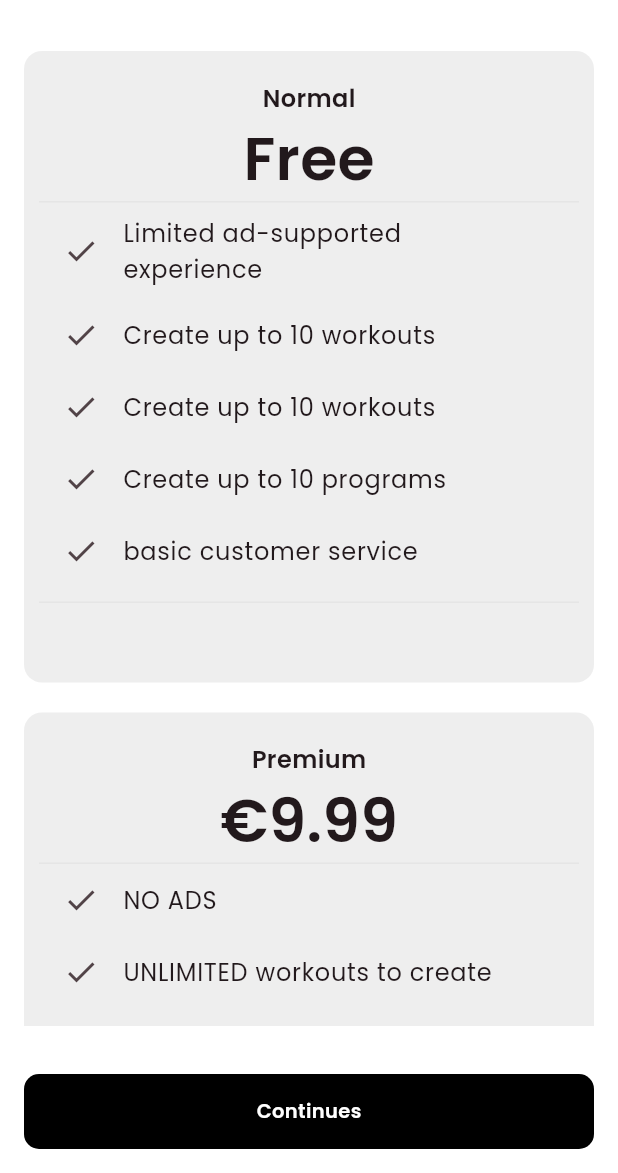
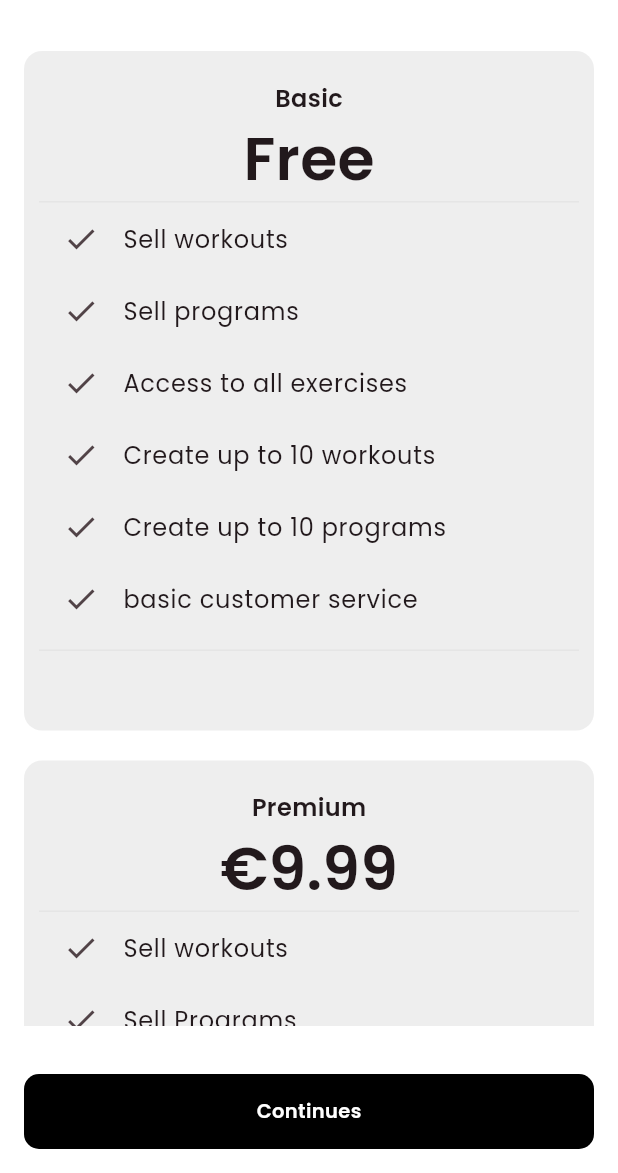
Before and after one commit to bilaalmustafa/musculo_app, a Flutter app: the BecomecreatorScreen screen opened by its route, on a phone screen of 412 x 824 dp, the part 63-1236 px from its top. Run offline on Flutter 3.47's test engine with Material 3 defaults, Android fonts, the phone set to English and light mode, and no system bars; our stand-ins replace carousel_slider, cloud_firestore, cloud_functions, firebase_auth, firebase_core, firebase_messaging and 18 more; missing offline and left inert: firebase_app_check, flutter_facebook_auth, flutter_stripe, pay, video_thumbnail; accounts and stored records are empty; project files that could hold a hidden picture were left out.

Commit message:
make changes

```diff
--- a/lib/main.dart
+++ b/lib/main.dart
@@ -1,6 +1,6 @@
 import 'package:flutter/material.dart';
 import 'package:musculo_app/core/config/myApp.dart';
-import 'package:musculo_app/core/services/notification_services.dart';
+
 import 'package:musculo_app/core/utils/main_method.dart';
 
 final GlobalKey<NavigatorState> navigatorKey = GlobalKey<NavigatorState>();
--- a/lib/modules/auth/register/screens/register_screen.dart
+++ b/lib/modules/auth/register/screens/register_screen.dart
@@ -1,11 +1,11 @@
-import 'dart:developer';
 
-import 'package:firebase_auth/firebase_auth.dart';
+
+
 import 'package:flutter/material.dart';
 import 'package:musculo_app/components/custom_button.dart';
 import 'package:musculo_app/components/shared_appbar.dart';
 import 'package:musculo_app/core/config/routes.dart';
-import 'package:musculo_app/core/constants/const_colors.dart';
+
 import 'package:musculo_app/model/user_model.dart';
 
 import 'package:musculo_app/modules/auth/register/screens/age_screen.dart';
--- a/lib/modules/bottom_navigation_bar/home_and_training_screens/screen/creator_mode/add_program/days_a_week_from_calender.dart
+++ b/lib/modules/bottom_navigation_bar/home_and_training_screens/screen/creator_mode/add_program/days_a_week_from_calender.dart
@@ -32,7 +32,7 @@ class _DurationOfProgramState extends State<DaysAWeeksFromCalender> {
               crossAxisAlignment: CrossAxisAlignment.start,
               children: [
                 PoppinsText(
-                  text: "Select $maxSelections day’s a week ?",
+                  text: "Pick $maxSelections days a week",
                   fontSize: Sizes.s24,
                   fontWeight: TextWeight.semiBold,
                 ),
--- a/lib/modules/bottom_navigation_bar/home_and_training_screens/screen/creator_mode/add_program/days_a_weeks.dart
+++ b/lib/modules/bottom_navigation_bar/home_and_training_screens/screen/creator_mode/add_program/days_a_weeks.dart
@@ -29,7 +29,7 @@ class _DaysAWeeksState extends State<DaysAWeeks> {
               horizontal: 20.0,
             ).copyWith(top: 20),
             child: PoppinsText(
-              text: "How many day’s a week ?",
+              text: "How many days a week?",
               fontSize: Sizes.s24,
               fontWeight: TextWeight.semiBold,
             ),
--- a/lib/modules/bottom_navigation_bar/home_and_training_screens/screen/creator_mode/add_workout/complete_detail_below.dart
+++ b/lib/modules/bottom_navigation_bar/home_and_training_screens/screen/creator_mode/add_workout/complete_detail_below.dart
@@ -9,7 +9,7 @@ import 'package:musculo_app/core/constants/fonts.dart';
 import 'package:musculo_app/core/constants/sizes.dart';
 import 'package:musculo_app/modules/bottom_navigation_bar/home_and_training_screens/screen/creator_mode/add_workout/view_model/add_workout_veiw_model.dart';
 
-import 'package:musculo_app/modules/bottom_navigation_bar/profile/component/customdropdown.dart';
+
 import 'package:provider/provider.dart';
 
 class CompleteDetailBelow extends StatefulWidget {
--- a/lib/modules/bottom_navigation_bar/profile/creator_profile_screens/becomecreator.dart
+++ b/lib/modules/bottom_navigation_bar/profile/creator_profile_screens/becomecreator.dart
@@ -5,7 +5,7 @@ import 'package:musculo_app/components/shared_appbar.dart';
 import 'package:musculo_app/core/constants/const_colors.dart';
 
 import 'package:musculo_app/core/constants/sizes.dart';
-import 'package:musculo_app/modules/auth/register/component/show_dialog_box.dart';
+
 import 'package:musculo_app/modules/bottom_navigation_bar/profile/component/planlisttile.dart';
 import 'package:musculo_app/modules/bottom_navigation_bar/profile/profile_view_model/profile_view_model.dart';
 import 'package:provider/provider.dart';
@@ -61,7 +61,7 @@ class _BecomecreatorScreenState extends State<BecomecreatorScreen> {
                           children: [
                             SizedBox(height: Sizes.s10),
                             PoppinsText(
-                              text: 'Normal',
+                              text: 'Basic',
                               fontSize: Sizes.s16,
                               fontWeight: FontWeight.w600,
                             ),
@@ -74,10 +74,9 @@ class _BecomecreatorScreenState extends State<BecomecreatorScreen> {
                               height: Sizes.s1,
                               color: ConstColors.greyE5E5,
                             ),
-                            PlanListTile(
-                              text: 'Limited ad-supported experience',
-                            ),
-                            PlanListTile(text: 'Create up to 10 workouts'),
+                            PlanListTile(text: 'Sell workouts'),
+                            PlanListTile(text: 'Sell programs'),
+                            PlanListTile(text: 'Access to all exercises'),
                             PlanListTile(text: 'Create up to 10 workouts'),
                             PlanListTile(text: 'Create up to 10 programs'),
                             PlanListTile(text: 'basic customer service'),
@@ -126,7 +125,7 @@ class _BecomecreatorScreenState extends State<BecomecreatorScreen> {
                               fontWeight: FontWeight.w600,
                             ),
                             PoppinsText(
-                              text: '\€9.99',
+                              text: '€9.99',
                               fontSize: Sizes.s40,
                               fontWeight: FontWeight.w600,
                             ),
@@ -134,6 +133,9 @@ class _BecomecreatorScreenState extends State<BecomecreatorScreen> {
                               height: Sizes.s1,
                               color: ConstColors.greyE5E5,
                             ),
+                            PlanListTile(text: 'Sell workouts'),
+                            PlanListTile(text: 'Sell Programs'),
+                            PlanListTile(text: 'Access to all excercises'),
                             PlanListTile(text: 'NO ADS'),
                             PlanListTile(text: 'UNLIMITED workouts to create'),
                             PlanListTile(text: 'UNLIMITED programs to create'),
--- a/lib/modules/bottom_navigation_bar/profile/creator_profile_screens/payment_screen.dart
+++ b/lib/modules/bottom_navigation_bar/profile/creator_profile_screens/payment_screen.dart
@@ -3,12 +3,10 @@ import 'dart:developer';
 import 'package:flutter/material.dart';
 import 'package:flutter/services.dart';
 import 'package:fluttertoast/fluttertoast.dart';
-import 'package:musculo_app/components/poppins_text.dart';
-import 'package:musculo_app/components/share_picture.dart';
-import 'package:musculo_app/core/constants/assets.dart';
+
 import 'package:musculo_app/core/constants/sizes.dart';
 import 'package:musculo_app/model/user_model.dart';
-import 'package:musculo_app/modules/auth/view_model/auth_view_model.dart';
+
 import 'package:musculo_app/modules/bottom_navigation_bar/home_and_training_screens/view_model/user_view_model.dart';
 import 'package:musculo_app/modules/bottom_navigation_bar/profile/profile_view_model/profile_view_model.dart';
 import 'package:provider/provider.dart';
```
Also changed, not shown: lib/modules/bottom_navigation_bar/home_and_training_screens/screen/creator_mode/add_program/type_of_program.dart (+20 -20 lines), lib/modules/bottom_navigation_bar/profile/creator_profile_screens/informationtab.dart (+17 -19 lines).
